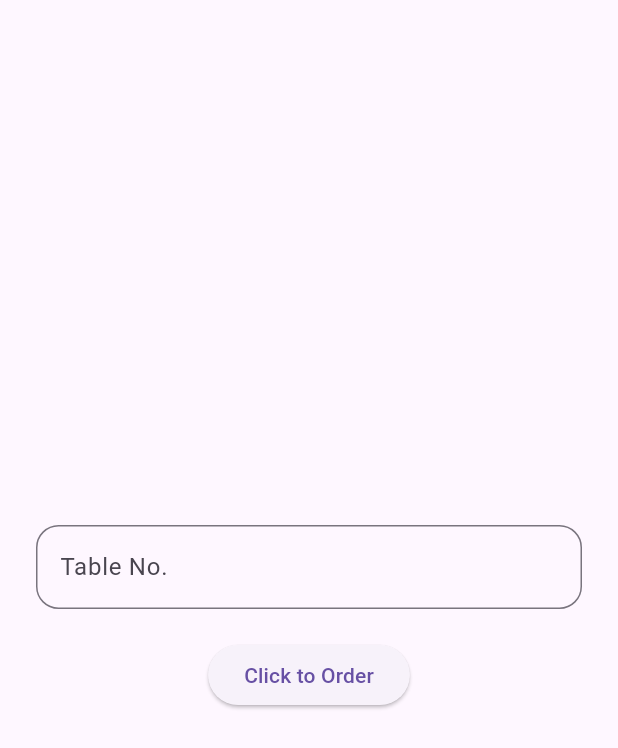
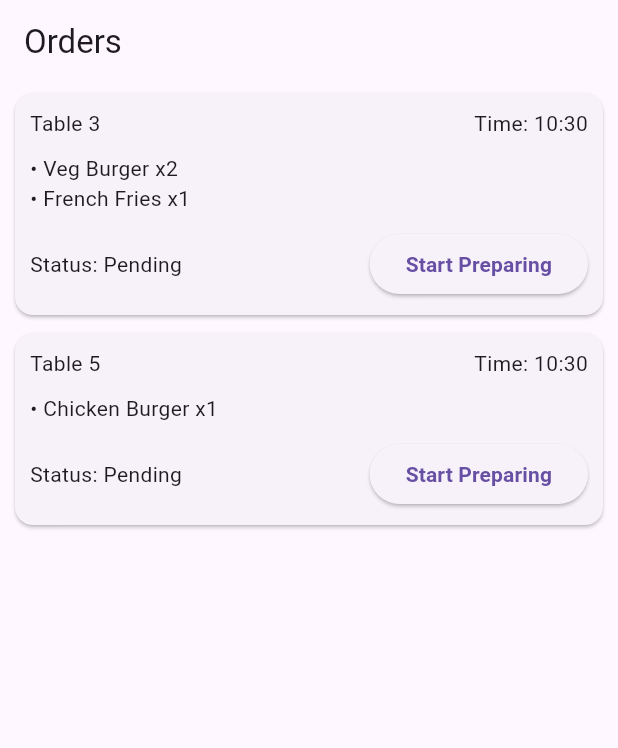
Before and after one commit to farihaarai/kitchen_order_management_app, a Flutter app: the screen it shows after launch, on a phone screen of 412 x 824 dp. Shown: the top 748 px of the screen. Run offline on Flutter 3.47's test engine with Material 3 defaults, Android fonts, the phone set to English and light mode, and no system bars; our stand-ins replace flutter_bloc.

Commit message:
feat: add order status lifecycle and kitchen management screen

```diff
--- a/lib/app.dart
+++ b/lib/app.dart
@@ -1,8 +1,13 @@
 import 'package:flutter/material.dart';
 import 'package:flutter_bloc/flutter_bloc.dart';
 import 'package:kitchen_order_mgmt_app/blocs/order/order_bloc.dart';
+import 'package:kitchen_order_mgmt_app/blocs/order/order_event.dart';
+import 'package:kitchen_order_mgmt_app/core/data/menu_data.dart';
+import 'package:kitchen_order_mgmt_app/models/cart_item.dart';
+import 'package:kitchen_order_mgmt_app/models/order.dart';
 import 'package:kitchen_order_mgmt_app/screens/customer/customer_screen.dart';
 import 'package:kitchen_order_mgmt_app/screens/customer/table_entry_screen.dart';
+import 'package:kitchen_order_mgmt_app/screens/kitchen/kitchen_screen.dart';
 
 class KitchenOrderMgmt extends StatelessWidget {
   const KitchenOrderMgmt({super.key});
@@ -10,11 +15,38 @@ class KitchenOrderMgmt extends StatelessWidget {
   @override
   Widget build(BuildContext context) {
     return BlocProvider(
-      create: (_) => OrderBloc(),
-      child: MaterialApp(
-        debugShowCheckedModeBanner: false,
-        home: TableEntryScreen(),
-      ),
+      create: (_) {
+        final bloc = OrderBloc();
+
+        // Add dummy orders
+        bloc.add(
+          PlaceOrder(
+            order: Order(
+              id: "1",
+              tableNumber: 3,
+              items: [
+                CartItem(item: menuItems[0], quantity: 2),
+                CartItem(item: menuItems[6], quantity: 1),
+              ],
+              time: DateTime.now(),
+            ),
+          ),
+        );
+
+        bloc.add(
+          PlaceOrder(
+            order: Order(
+              id: "2",
+              tableNumber: 5,
+              items: [CartItem(item: menuItems[1], quantity: 1)],
+              time: DateTime.now(),
+            ),
+          ),
+        );
+
+        return bloc;
+      },
+      child: MaterialApp(home: KitchenScreen()),
     );
   }
 }
--- a/lib/blocs/order/order_bloc.dart
+++ b/lib/blocs/order/order_bloc.dart
@@ -1,18 +1,46 @@
 import 'package:flutter_bloc/flutter_bloc.dart';
 import 'package:kitchen_order_mgmt_app/blocs/order/order_event.dart';
 import 'package:kitchen_order_mgmt_app/blocs/order/order_state.dart';
+import 'package:kitchen_order_mgmt_app/enums/order_status.dart';
 import 'package:kitchen_order_mgmt_app/models/order.dart';
 
 class OrderBloc extends Bloc<OrderEvent, OrderState> {
   OrderBloc() : super(OrderState.initial()) {
     on<PlaceOrder>(_onPlaceOrderEvent);
+    on<StartPreparing>(_onStartPreparing);
+    on<MarkOrderReady>(_onMarkOrderReady);
   }
 
   Future<void> _onPlaceOrderEvent(
     PlaceOrder event,
     Emitter<OrderState> emit,
   ) async {
-    List<Order> newOrders = [event.order, ...state.orders];
+    List<Order> newOrders = [...state.orders, event.order];
     emit(OrderState(orders: newOrders));
   }
+
+  Future<void> _onStartPreparing(
+    StartPreparing event,
+    Emitter<OrderState> emit,
+  ) async {
+    final updatedOrders = [...state.orders];
+
+    final index = updatedOrders.indexWhere((o) => o.id == event.order.id);
+
+    if (index != -1) {
+      updatedOrders[index].status = OrderStatus.preparing;
+    }
+
+    emit(OrderState(orders: updatedOrders));
+  }
+
+  Future<void> _onMarkOrderReady(
+    MarkOrderReady event,
+    Emitter<OrderState> emit,
+  ) async {
+    final updatedOrders = [...state.orders]
+      ..removeWhere((o) => o.id == event.order.id);
+
+    emit(OrderState(orders: updatedOrders));
+  }
 }
--- a/lib/blocs/order/order_event.dart
+++ b/lib/blocs/order/order_event.dart
@@ -5,5 +5,17 @@ abstract class OrderEvent {}
 class PlaceOrder extends OrderEvent {
   final Order order;
 
-  PlaceOrder(this.order);
+  PlaceOrder({required this.order});
 }
+
+class StartPreparing extends OrderEvent {
+  final Order order;
+
+  StartPreparing({required this.order});
+}
+
+class MarkOrderReady extends OrderEvent {
+  final Order order;
+
+  MarkOrderReady({required this.order});
+}
--- /dev/null
+++ b/lib/enums/order_status.dart
@@ -0,0 +1 @@
+enum OrderStatus { pending, preparing, ready }
--- a/lib/models/order.dart
+++ b/lib/models/order.dart
@@ -1,3 +1,4 @@
+import 'package:kitchen_order_mgmt_app/enums/order_status.dart';
 import 'package:kitchen_order_mgmt_app/models/cart_item.dart';
 
 class Order {
@@ -5,11 +6,13 @@ class Order {
   final int tableNumber;
   final List<CartItem> items;
   final DateTime time;
+  OrderStatus status;
 
   Order({
     required this.id,
     required this.tableNumber,
     required this.items,
     required this.time,
+    this.status = OrderStatus.pending,
   });
 }
--- a/lib/screens/customer/order_summary_screen.dart
+++ b/lib/screens/customer/order_summary_screen.dart
@@ -90,7 +90,7 @@ class _OrderSummaryScreenState extends State<OrderSummaryScreen> {
       items: widget.cartItems,
       time: DateTime.now(),
     );
-    context.read<OrderBloc>().add(PlaceOrder(order));
+    context.read<OrderBloc>().add(PlaceOrder(order: order));
     Navigator.pop(context, true);
     print("Order Placed");
   }
--- a/lib/screens/kitchen/kitchen_screen.dart
+++ b/lib/screens/kitchen/kitchen_screen.dart
@@ -0,0 +1,87 @@
+import 'package:flutter/material.dart';
+import 'package:flutter_bloc/flutter_bloc.dart';
+import 'package:kitchen_order_mgmt_app/blocs/order/order_bloc.dart';
+import 'package:kitchen_order_mgmt_app/blocs/order/order_event.dart';
+import 'package:kitchen_order_mgmt_app/blocs/order/order_state.dart';
+import 'package:kitchen_order_mgmt_app/enums/order_status.dart';
+
+class KitchenScreen extends StatelessWidget {
+  const KitchenScreen({super.key});
+
+  @override
+  Widget build(BuildContext context) {
+    return Scaffold(
+      appBar: AppBar(title: Text("Orders")),
+      body: BlocBuilder<OrderBloc, OrderState>(
+        builder: (context, state) {
+          final orders = state.orders;
+
+          if (orders.isEmpty) {
+            return Center(child: Text("No orders"));
+          } else {
+            return ListView.builder(
+              itemCount: orders.length,
+              itemBuilder: (context, index) {
+                final order = orders[index];
+                return Card(
+                  margin: EdgeInsets.symmetric(horizontal: 10, vertical: 6),
+                  child: Padding(
+                    padding: EdgeInsets.all(10),
+                    child: Column(
+                      crossAxisAlignment: CrossAxisAlignment.start,
+                      children: [
+                        Row(
+                          children: [
+                            Text("Table ${order.tableNumber}"),
+                            Spacer(),
+                            Text(
+                              "Time: ${order.time.hour}:${order.time.minute.toString().padLeft(2, '0')}",
+                            ),
+                          ],
+                        ),
+                        SizedBox(height: 10),
+                        ...order.items.map((cartItem) {
+                          return Text(
+                            "• ${cartItem.item.name} x${cartItem.quantity}",
+                          );
+                        }),
+                        SizedBox(height: 10),
+                        Row(
+                          children: [
+                            Text(
+                              order.status == OrderStatus.pending
+                                  ? "Status: Pending"
+                                  : "Status: Preparing",
+                            ),
+                            Spacer(),
+                            ElevatedButton(
+                              onPressed: () {
+                                order.status == OrderStatus.pending
+                                    ? context.read<OrderBloc>().add(
+                                        StartPreparing(order: order),
+                                      )
+                                    : context.read<OrderBloc>().add(
+                                        MarkOrderReady(order: order),
+                                      );
+                              },
+                              child: Text(
+                                order.status == OrderStatus.pending
+                                    ? "Start Preparing"
+                                    : "Mark Ready",
+                                style: TextStyle(fontWeight: FontWeight.bold),
+                              ),
+                            ),
+                          ],
+                        ),
+                      ],
+                    ),
+                  ),
+                );
+              },
+            );
+          }
+        },
+      ),
+    );
+  }
+}
```
